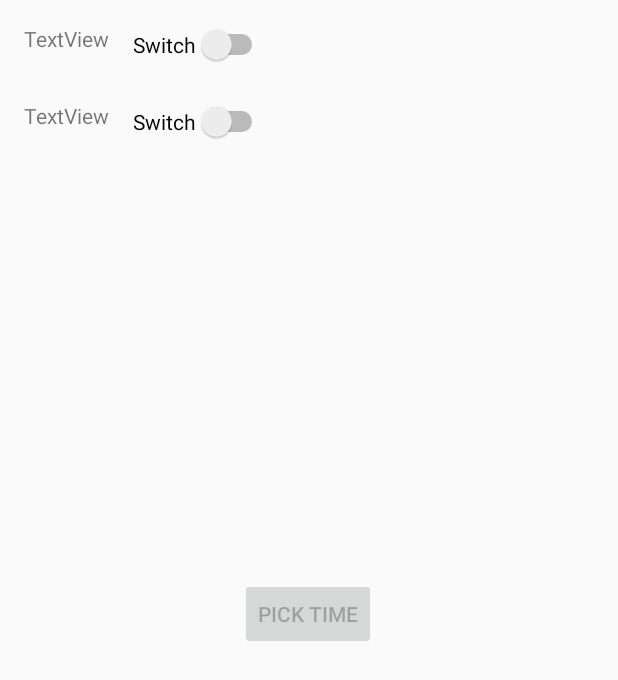
After one commit to jaschan66/IoTAssignment, an Android app: the layout activity_smart_door.xml on its own in the app's theme, with its tools: preview values and no code run, on a phone screen of 412 x 824 dp. The commit adds this screen. Shown: the top 680 px of the screen. Run offline under Robolectric (Android 15) with nearby library versions, the phone set to English and light mode, and no system bars.

Commit message:
Add a new activity (SmartDoor haven't finish ) and has implemented notification function on TripWire module

```diff
--- a/app/src/main/AndroidManifest.xml
+++ b/app/src/main/AndroidManifest.xml
@@ -11,6 +11,9 @@
         android:theme="@style/Theme.IoTAssignment">
         <activity
             android:name=".MainActivity"
+            android:exported="true" />
+        <activity
+            android:name=".SmartDoor"
             android:exported="true">
             <intent-filter>
                 <action android:name="android.intent.action.MAIN" />
--- /dev/null
+++ b/app/src/main/res/layout/activity_smart_door.xml
@@ -0,0 +1,62 @@
+<?xml version="1.0" encoding="utf-8"?>
+<androidx.constraintlayout.widget.ConstraintLayout xmlns:android="http://schemas.android.com/apk/res/android"
+    xmlns:app="http://schemas.android.com/apk/res-auto"
+    xmlns:tools="http://schemas.android.com/tools"
+    android:layout_width="match_parent"
+    android:layout_height="match_parent"
+    tools:context=".SmartDoor">
+
+    <Button
+        android:id="@+id/btnTime"
+        android:layout_width="wrap_content"
+        android:layout_height="wrap_content"
+        android:editable="false"
+        android:enabled="false"
+        android:text="Pick Time"
+        app:layout_constraintBottom_toBottomOf="parent"
+        app:layout_constraintEnd_toEndOf="parent"
+        app:layout_constraintHorizontal_bias="0.498"
+        app:layout_constraintStart_toStartOf="parent"
+        app:layout_constraintTop_toBottomOf="@+id/swAuto"
+        app:layout_constraintVertical_bias="0.427" />
+
+    <TextView
+        android:id="@+id/textView3"
+        android:layout_width="wrap_content"
+        android:layout_height="wrap_content"
+        android:layout_marginStart="16dp"
+        android:layout_marginTop="16dp"
+        android:text="TextView"
+        app:layout_constraintStart_toStartOf="parent"
+        app:layout_constraintTop_toTopOf="parent" />
+
+    <Switch
+        android:id="@+id/swManual"
+        android:layout_width="wrap_content"
+        android:layout_height="wrap_content"
+        android:layout_marginStart="16dp"
+        android:layout_marginTop="16dp"
+        android:text="Switch"
+        app:layout_constraintStart_toEndOf="@+id/textView3"
+        app:layout_constraintTop_toTopOf="parent" />
+
+    <TextView
+        android:id="@+id/textView5"
+        android:layout_width="wrap_content"
+        android:layout_height="wrap_content"
+        android:layout_marginStart="16dp"
+        android:layout_marginTop="32dp"
+        android:text="TextView"
+        app:layout_constraintStart_toStartOf="parent"
+        app:layout_constraintTop_toBottomOf="@+id/textView3" />
+
+    <Switch
+        android:id="@+id/swAuto"
+        android:layout_width="wrap_content"
+        android:layout_height="wrap_content"
+        android:layout_marginStart="16dp"
+        android:layout_marginTop="24dp"
+        android:text="Switch"
+        app:layout_constraintStart_toEndOf="@+id/textView5"
+        app:layout_constraintTop_toBottomOf="@+id/swManual" />
+</androidx.constraintlayout.widget.ConstraintLayout>
--- a/app/src/main/res/values/colors.xml
+++ b/app/src/main/res/values/colors.xml
@@ -11,4 +11,6 @@
     <color name="red">#fc1c03</color>
     <color name="dark_blue">#062645</color>
     <color name="teal">#00FFE6</color>
+    <color name="darkGray">#333533</color>
+    <color name="lightGray">#EEE</color>
 </resources>
```
Also changed, not shown: app/src/main/java/my/com/iotassignment/MainActivity.kt (+56 -1 lines), app/src/main/java/my/com/iotassignment/SmartDoor.kt (added, +91 -0 lines).
